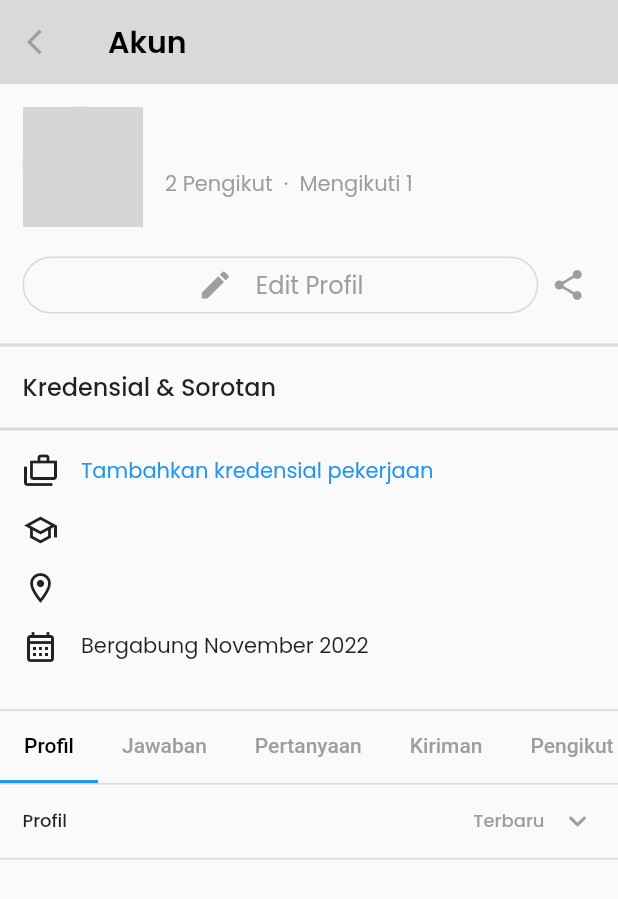
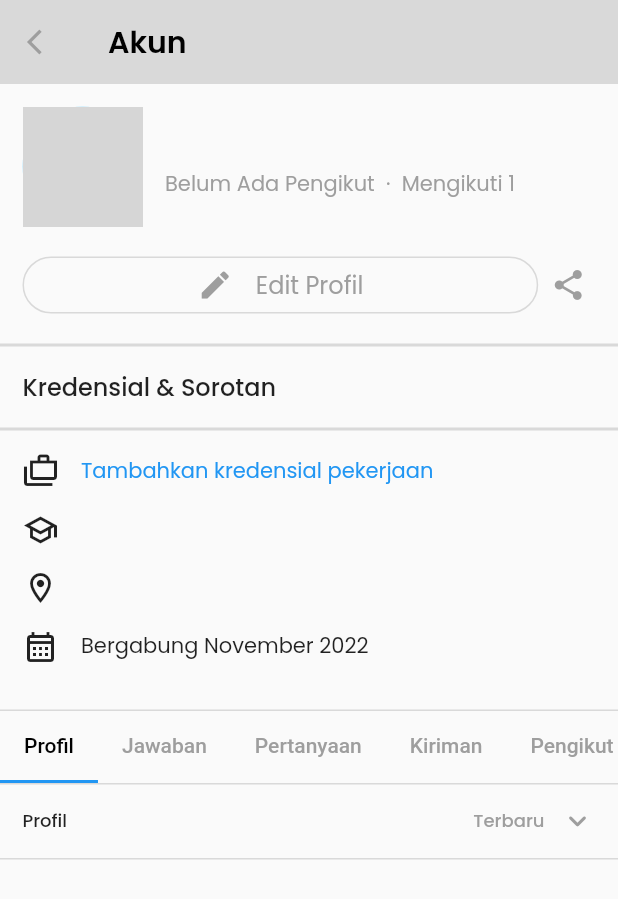
Before and after one commit to RNHDayat/fcafein, a Flutter app: the UserAkun screen opened directly, on a phone screen of 412 x 824 dp. Shown: the top 899 px of the screen. Run offline on Flutter 3.47's test engine with Material 2 defaults, Android fonts, the phone set to English and light mode, and no system bars; our stand-ins replace expandable_text, faker, google_fonts, infinite_scroll_pagination, share_plus, shared_preferences and 1 more; missing offline and left inert: pointycastle; accounts and stored records are empty; network calls fail; grey boxes are pictures that could not be loaded.

Commit message:
followers profile

```diff
--- a/lib/model/database.dart
+++ b/lib/model/database.dart
@@ -15,8 +15,7 @@ class LoginAuth {
   }
   static Future<LoginAuth?> login(String username, String password) async {
     // final baseUrl = 'http://direkrut.ptumdi.com/api/login';
-    // final baseUrl = 'http://10.0.2.2:8000/api/login';
-    final baseUrl = 'http://192.168.1.1:8000/api/login';
+    final baseUrl = 'http://10.0.2.2:8000/api/login';
     final response = await http.post(
       Uri.parse(baseUrl),
       body: {"username": username, "password": password, "login_type": "0"},
@@ -218,6 +217,62 @@ class Postings {
       print(response.statusCode);
 
       throw {print("Gagal posting")};
+    }
+  }
+}
+
+class Followers {
+  String? id,
+      id_user,
+      following_id,
+      follow_status,
+      fullname,
+      nickname,
+      company,
+      job_position;
+
+  Followers(
+      {this.id,
+      this.id_user,
+      this.following_id,
+      this.follow_status,
+      this.fullname,
+      this.nickname,
+      this.company,
+      this.job_position});
+
+  factory Followers.FollowersResult(Map<String, dynamic> data) {
+    return Followers(
+      id: data["id"].toString(),
+      id_user: data["id_user"].toString(),
+      following_id: data["following_id"].toString(),
+      follow_status: data["follow_status"].toString(),
+      fullname: data["fullname"],
+      nickname: data["nickname"],
+      company: data["company"],
+      job_position: data["job_position"],
+    );
+  }
+
+  get userid => null;
+
+  static Future<Followers> followers(String token) async {
+    Uri url = Uri.parse("http://10.0.2.2:8000/api/followuser/followers");
+    var response = await http.get(
+      url,
+      headers: {
+        "Authorization": 'Bearer $token',
+        "Accept": "application/json",
+        "login-type": "0",
+      },
+    );
+    if (response.statusCode == 200) {
+      var jsonData = json.decode(response.body);
+      print(jsonData);
+      return Followers.FollowersResult(jsonData[0]);
+    } else {
+      print(response.statusCode);
+      throw {print("gagal post")};
     }
   }
 }
--- a/lib/screens/user_akun.dart
+++ b/lib/screens/user_akun.dart
@@ -1,6 +1,8 @@
+import 'dart:convert';
 import 'package:flutter/gestures.dart';
 import 'package:flutter/material.dart';
 import 'package:google_fonts/google_fonts.dart';
+import 'package:http/http.dart';
 import 'package:powershare/model/dbhelper.dart';
 import 'package:powershare/screens/add_Kredensial.dart';
 import 'package:powershare/screens/add_tahutentang.dart';
@@ -19,6 +21,7 @@ class UserAkun extends StatefulWidget {
 
 class _UserAkun extends State<UserAkun> with SingleTickerProviderStateMixin {
   late TabController _tabController;
+  Followers followers = Followers();
 
   final List<String> _tabTitles = [
     'Profil',
@@ -36,8 +39,70 @@ class _UserAkun extends State<UserAkun> with SingleTickerProviderStateMixin {
   void initState() {
     super.initState();
     _tabController = TabController(length: _tabTitles.length, vsync: this);
+    fetchFollowers();
     user();
   }
+
+  Followers getFollowers = Followers();
+  String userId = '';
+  String followingId = '';
+  String status = '';
+  String namefollow = '';
+  String nickfollow = '';
+  String companyfollowers = '';
+  String jobfollowers = '';
+
+  List<Followers> followingList = [];
+
+  fetchFollowers() async {
+    final _db = DBhelper();
+    var data = await _db.getToken();
+    print(data[0].token);
+    Followers.followers(data[0].token).then((value) {
+      setState(() {
+        followingList.add(value);
+        getFollowers = value;
+        userId = getFollowers.id_user!;
+        followingId = getFollowers.following_id!;
+        status = getFollowers.follow_status!;
+        namefollow = getFollowers.fullname!;
+        nickfollow = getFollowers.nickname!;
+        companyfollowers = getFollowers.company!;
+        jobfollowers = getFollowers.job_position!;
+        print(userId);
+        print(followingId);
+        print(status);
+        print(namefollow);
+        print(nickfollow);
+      });
+    });
+  }
+
+  // void fetchFollowers() async {
+  //   final _db = DBhelper();
+  //   var data = await _db.getToken();
+  //   String token = data[0].token;
+  //   String id = ""; // Isi dengan ID yang sesuai
+  //   String idUser = ""; // Isi dengan ID user yang sesuai
+  //   String followingId = ""; // Isi dengan ID pengikut yang sesuai
+  //   String followStatus = ""; // Isi dengan status follow yang sesuai
+
+  //   try {
+  //     Followers result = await Followers.getFollower(
+  //       token,
+  //       id,
+  //       idUser,
+  //       followingId,
+  //       followStatus,
+  //     );
+
+  //     setState(() {
+  //       followers = result;
+  //     });
+  //   } catch (e) {
+  //     print("Error: $e");
+  //   }
+  // }
 
   GetUser getUser = GetUser();
   String fullname = '';
@@ -66,6 +131,19 @@ class _UserAkun extends State<UserAkun> with SingleTickerProviderStateMixin {
     // });
   }
 
+  // List<dynamic> followUsers = [];
+
+  // Future<void> fetchFollowUsers() async {
+  //   final response = await get(Uri.parse('http://10.0.2.2:8000/followers'));
+  //   if (response.statusCode == 200) {
+  //     setState(() {
+  //       followUsers = json.decode(response.body);
+  //     });
+  //   } else {
+  //     throw Exception('Failed to load follow users');
+  //   }
+  // }
+
   @override
   void dispose() {
     _tabController.dispose();
@@ -145,7 +223,9 @@ class _UserAkun extends State<UserAkun> with SingleTickerProviderStateMixin {
                                   ),
                                   children: <TextSpan>[
                                     TextSpan(
-                                      text: '2 Pengikut',
+                                      text: followingId.isNotEmpty
+                                          ? '$followingId Pengikut'
+                                          : 'Belum Ada Pengikut',
                                       style: GoogleFonts.poppins(
                                         textStyle:
                                             const TextStyle(color: Colors.grey),
@@ -1385,13 +1465,104 @@ class _UserAkun extends State<UserAkun> with SingleTickerProviderStateMixin {
                               ),
                             ),
                           ),
-                          Container(
+                          // Container(
+                          //   decoration: const BoxDecoration(
+                          //       border: Border(
+                          //           bottom: BorderSide(
+                          //     width: 1,
+                          //     color: Color.fromRGBO(217, 217, 217, 100),
+                          //   ))),
+                          //   child: Column(
+                          //     children: [
+                          //       ElevatedButton(
+                          //         style: ElevatedButton.styleFrom(
+                          //           backgroundColor: Colors.transparent,
+                          //           elevation: 0,
+                          //         ),
+                          //         onPressed: () {},
+                          //         child: Row(
+                          //           children: [
+                          //             Container(
+                          //               margin: const EdgeInsets.only(
+                          //                   top: 15, bottom: 15),
+                          //               decoration: BoxDecoration(
+                          //                 borderRadius:
+                          //                     BorderRadius.circular(5),
+                          //                 color: Colors.grey,
+                          //               ),
+                          //               width: 35,
+                          //               height: 35,
+                          //             ),
+                          //             const SizedBox(
+                          //               width: 10,
+                          //             ),
+                          //             Expanded(
+                          //               child: Padding(
+                          //                 padding: const EdgeInsets.only(
+                          //                     top: 10, bottom: 10),
+                          //                 child: Column(
+                          //                   children: [
+                          //                     RichText(
+                          //                       text: TextSpan(
+                          //                         style: GoogleFonts.poppins(
+                          //                           textStyle: const TextStyle(
+                          //                               fontSize: 12.0,
+                          //                               color: Colors.black),
+                          //                         ),
+                          //                         children: <TextSpan>[
+                          //                           TextSpan(
+                          //                             text: '$namefollow, ',
+                          //                             style:
+                          //                                 GoogleFonts.poppins(
+                          //                               textStyle:
+                          //                                   const TextStyle(
+                          //                                       fontWeight:
+                          //                                           FontWeight
+                          //                                               .w600),
+                          //                             ),
+                          //                             recognizer:
+                          //                                 TapGestureRecognizer()
+                          //                                   ..onTap = () {},
+                          //                           ),
+                          //                           TextSpan(
+                          //                             text: '$jobfollowers di ',
+                          //                           ),
+                          //                           TextSpan(
+                          //                             text: companyfollowers,
+                          //                             recognizer:
+                          //                                 TapGestureRecognizer()
+                          //                                   ..onTap = () {},
+                          //                           ),
+                          //                         ],
+                          //                       ),
+                          //                       textAlign: TextAlign.start,
+                          //                     ),
+                          //                   ],
+                          //                 ),
+                          //               ),
+                          //             ),
+                          //             FollowButton()
+                          //           ],
+                          //         ),
+                          //       ),
+                          //     ],
+                          //   ),
+                          // ),
+
+                          ListView.builder(
+                            physics: NeverScrollableScrollPhysics(),
+                            shrinkWrap: true,
+                            itemCount: followingList.length,
+                            itemBuilder: (BuildContext context, int index) {
+                              return Container(
                                 decoration: const BoxDecoration(
                                   border: Border(
                                     bottom: BorderSide(
                                       width: 1,
                                       color: Color.fromRGBO(217, 217, 217, 100),
-                            ))),
+                                    ),
+                                  ),
+                                ),
                                 child: Column(
                                   children: [
                                     ElevatedButton(
@@ -1424,136 +1595,37 @@ class _UserAkun extends State<UserAkun> with SingleTickerProviderStateMixin {
                                                 children: [
                                                   RichText(
                                                     text: TextSpan(
-                                                  style: GoogleFonts.poppins(
-                                                    textStyle: const TextStyle(
-                                                        fontSize: 12.0,
-                                                        color: Colors.black),
-                                                  ),
-                                                  children: <TextSpan>[
-                                                    TextSpan(
-                                                      text: 'Nur Rojabiyah, ',
                                                       style:
                                                           GoogleFonts.poppins(
                                                         textStyle:
                                                             const TextStyle(
-                                                                fontWeight:
-                                                                    FontWeight
-                                                                        .w600),
-                                                      ),
-                                                      recognizer:
-                                                          TapGestureRecognizer()
-                                                            ..onTap = () {},
-                                                    ),
-                                                    const TextSpan(
-                                                      text:
-                                                          'S1 di Teknik Fisika, ',
-                                                    ),
-                                                    TextSpan(
-                                                      text:
-                                                          'Institut Teknologi Sepuluh November(2023)',
-                                                      recognizer:
-                                                          TapGestureRecognizer()
-                                                            ..onTap = () {},
-                                                    ),
-                                                  ],
-                                                ),
-                                                textAlign: TextAlign.start,
-                                              ),
-                                              Align(
-                                                alignment: Alignment.centerLeft,
-                                                child: Column(
-                                                  children: [
-                                                    Text(
-                                                      "86 Pengikut",
-                                                      style: GoogleFonts.poppins(
-                                                          textStyle:
-                                                              const TextStyle(
-                                                                  fontSize: 14,
-                                                                  fontWeight:
-                                                                      FontWeight
-                                                                          .w400,
-                                                                  color: Colors
-                                                                      .grey)),
-                                                    ),
-                                                  ],
-                                                ),
-                                              ),
-                                            ],
-                                          ),
-                                        ),
-                                      ),
-                                      const FollowButton()
-                                    ],
-                                  ),
-                                ),
-                              ],
-                            ),
-                          ),
-                          Container(
-                            decoration: const BoxDecoration(
-                                border: Border(
-                                    bottom: BorderSide(
-                              width: 1,
-                              color: Color.fromRGBO(217, 217, 217, 100),
-                            ))),
-                            child: Column(
-                              children: [
-                                ElevatedButton(
-                                  style: ElevatedButton.styleFrom(
-                                    backgroundColor: Colors.transparent,
-                                    elevation: 0,
-                                  ),
-                                  onPressed: () {},
-                                  child: Row(
-                                    children: [
-                                      Container(
-                                        margin: const EdgeInsets.only(
-                                            top: 15, bottom: 15),
-                                        decoration: BoxDecoration(
-                                          borderRadius:
-                                              BorderRadius.circular(5),
-                                          color: Colors.grey,
-                                        ),
-                                        width: 35,
-                                        height: 35,
-                                      ),
-                                      const SizedBox(
-                                        width: 10,
-                                      ),
-                                      Expanded(
-                                        child: Padding(
-                                          padding: const EdgeInsets.only(
-                                              top: 10, bottom: 10),
-                                          child: Column(
-                                            children: [
-                                              RichText(
-                                                text: TextSpan(
-                                                  style: GoogleFonts.poppins(
-                                                    textStyle: const TextStyle(
                                                           fontSize: 12.0,
-                                                        color: Colors.black),
+                                                          color: Colors.black,
+                                                        ),
                                                       ),
                                                       children: <TextSpan>[
                                                         TextSpan(
-                                                      text: 'Julyanto Dui, ',
-                                                      style:
-                                                          GoogleFonts.poppins(
+                                                          text: '$namefollow, ',
+                                                          style: GoogleFonts
+                                                              .poppins(
                                                             textStyle:
                                                                 const TextStyle(
                                                               fontWeight:
                                                                   FontWeight
-                                                                        .w600),
+                                                                      .w600,
+                                                            ),
                                                           ),
                                                           recognizer:
                                                               TapGestureRecognizer()
                                                                 ..onTap = () {},
                                                         ),
-                                                    const TextSpan(
+                                                        TextSpan(
                                                           text:
-                                                          'Mekanik alat berat di Pertambangan. ',
+                                                              '$jobfollowers di ',
                                                         ),
                                                         TextSpan(
-                                                      text: ' ',
+                                                          text:
+                                                              companyfollowers,
                                                           recognizer:
                                                               TapGestureRecognizer()
                                                                 ..onTap = () {},
@@ -1562,35 +1634,18 @@ class _UserAkun extends State<UserAkun> with SingleTickerProviderStateMixin {
                                                     ),
                                                     textAlign: TextAlign.start,
                                                   ),
-                                              Align(
-                                                alignment: Alignment.centerLeft,
-                                                child: Column(
-                                                  children: [
-                                                    Text(
-                                                      "203 Pengikut",
-                                                      style: GoogleFonts.poppins(
-                                                          textStyle:
-                                                              const TextStyle(
-                                                                  fontSize: 14,
-                                                                  fontWeight:
-                                                                      FontWeight
-                                                                          .w400,
-                                                                  color: Colors
-                                                                      .grey)),
-                                                    ),
-                                                  ],
-                                                ),
-                                              ),
-                                            ],
-                                          ),
-                                        ),
-                                      ),
-                                      const FollowButton()
-                                    ],
-                                  ),
-                                ),
-                              ],
-                            ),
+                                                ],
+                                              ),
+                                            ),
+                                          ),
+                                          FollowButton(),
+                                        ],
+                                      ),
+                                    ),
+                                  ],
+                                ),
+                              );
+                            },
                           ),
                         ],
                       ),
```
Lines whose indentation alone changed are shown as unchanged.
